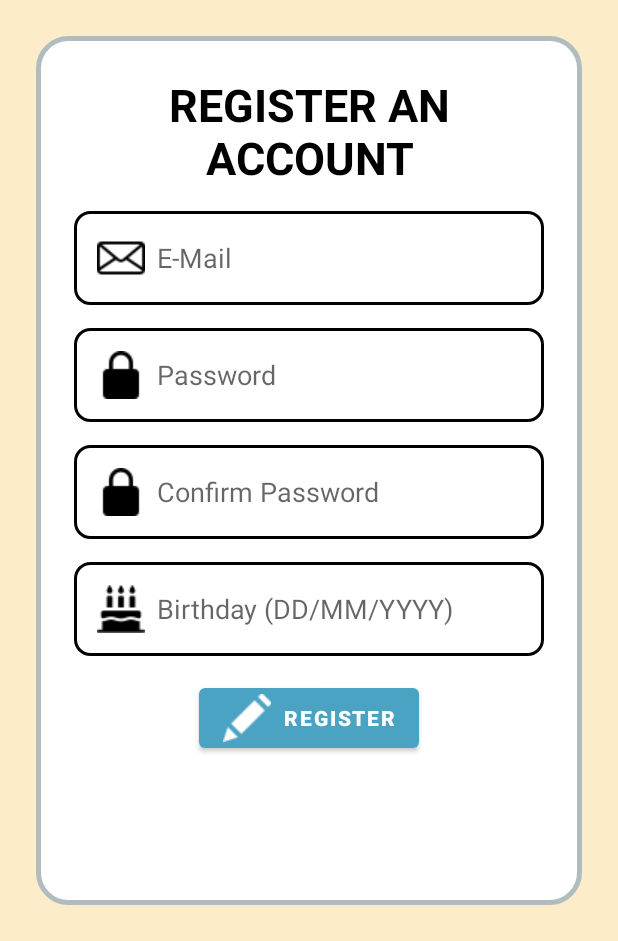
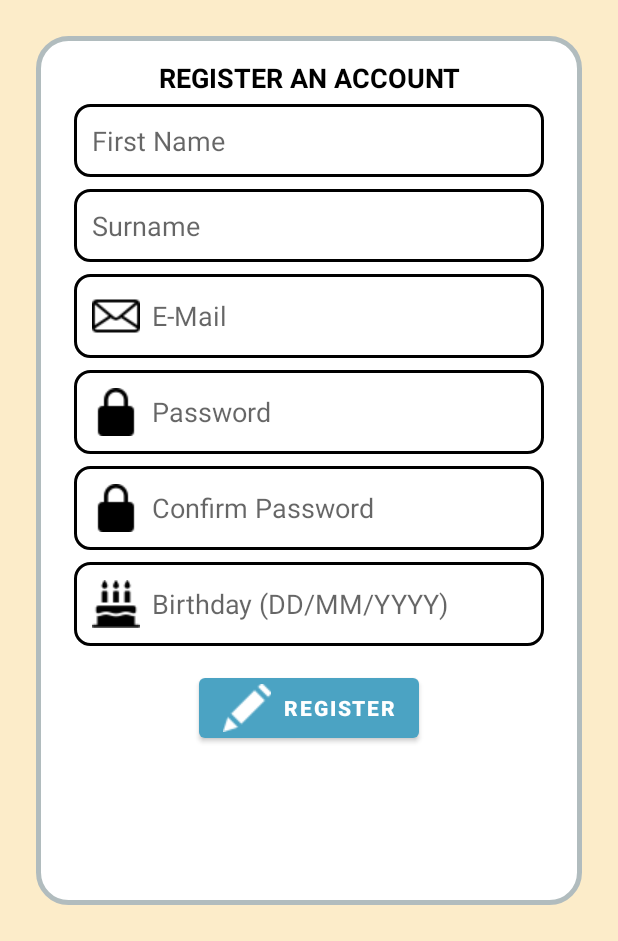
Before and after one commit to CaitlinODowd/infs3605-to-the-moon, an Android app: the RegisterActivity screen opened directly, with no data from a screen before it, after a tap on "REGISTER", on a phone screen of 412 x 824 dp, the part 295-1236 px from its top. Run offline under Robolectric (Android 15) with nearby library versions, the phone set to English and light mode, and no system bars; our stand-ins replace Volley; network calls fail; Roboto replaces fonts that are not available here.

Commit message:
Updated RegisterActivity Updated Registration on Web App

```diff
--- a/app/src/main/AndroidManifest.xml
+++ b/app/src/main/AndroidManifest.xml
@@ -9,6 +9,7 @@
         android:allowBackup="true"
         android:icon="@mipmap/ic_launcher"
         android:label="@string/app_name"
+        android:usesCleartextTraffic="true"
         android:roundIcon="@mipmap/ic_launcher_round"
         android:supportsRtl="true"
         android:theme="@style/Theme.MainActivity">
--- a/app/src/main/java/com/infs3605/scrumlabs/LoginActivity.java
+++ b/app/src/main/java/com/infs3605/scrumlabs/LoginActivity.java
@@ -42,7 +42,7 @@ public class LoginActivity extends AppCompatActivity {
         bLogin.setOnClickListener(new View.OnClickListener() {
             @Override
             public void onClick(View v) {
-                if(false) {
+                if(true) {
                     loginUserOnline(etLoginEmail.getText().toString(), etLoginPassword.getText().toString());
                 } else {
                     loginUserOffline(etLoginEmail.getText().toString(), etLoginPassword.getText().toString());
--- a/app/src/main/java/com/infs3605/scrumlabs/RegisterActivity.java
+++ b/app/src/main/java/com/infs3605/scrumlabs/RegisterActivity.java
@@ -22,7 +22,7 @@ import org.json.JSONObject;
 public class RegisterActivity extends AppCompatActivity {
 
     Button bRegister;
-    EditText etRegisterEmail, etRegisterPassword, etRegisterConfirmPassword, etdRegisterDate;
+    EditText etRegisterEmail, etRegisterPassword, etRegisterConfirmPassword, etdRegisterDate, etRegisterFirstName, etRegisterLastName;
 
     @Override
     protected void onCreate(Bundle savedInstanceState) {
@@ -30,6 +30,8 @@ public class RegisterActivity extends AppCompatActivity {
         setContentView(R.layout.activity_register);
 
         bRegister = findViewById(R.id.bRegister);
+        etRegisterFirstName = findViewById(R.id.etRegisterFirstName);
+        etRegisterLastName = findViewById(R.id.etRegisterLastName);
         etRegisterEmail = findViewById(R.id.etRegisterEmail);
         etRegisterPassword = findViewById(R.id.etRegisterPassword);
         etRegisterConfirmPassword = findViewById(R.id.etRegisterConfirmPassword);
@@ -38,7 +40,7 @@ public class RegisterActivity extends AppCompatActivity {
         bRegister.setOnClickListener(new View.OnClickListener() {
             @Override
             public void onClick(View v) {
-                registerUser(etRegisterEmail.getText().toString(), etRegisterPassword.getText().toString(), etRegisterConfirmPassword.getText().toString(), etdRegisterDate.getText().toString());
+                registerUser(etRegisterEmail.getText().toString(), etRegisterPassword.getText().toString(), etRegisterConfirmPassword.getText().toString(), etdRegisterDate.getText().toString(), etRegisterFirstName.getText().toString(), etRegisterLastName.getText().toString());
             }
         });
     }
@@ -98,7 +100,7 @@ public class RegisterActivity extends AppCompatActivity {
         }
     };
 
-    private void registerUser(String email, String password, String confirmPassword, String DOB) {
+    private void registerUser(String email, String password, String confirmPassword, String DOB, String firstName, String lastName) {
         String postUrl = getString(R.string.eSeniorsRegisterUrl);
         RequestQueue requestQueue = Volley.newRequestQueue(getApplicationContext());
 
@@ -108,6 +110,8 @@ public class RegisterActivity extends AppCompatActivity {
             postData.put("password", password);
             postData.put("confirmPassword", confirmPassword);
             postData.put("DOB", DOB);
+            postData.put("firstName", firstName);
+            postData.put("lastName", lastName);
 
         } catch (JSONException e) {
             e.printStackTrace();
--- a/app/src/main/res/layout/activity_register.xml
+++ b/app/src/main/res/layout/activity_register.xml
@@ -61,63 +61,87 @@
             android:layout_width="wrap_content"
             android:layout_height="wrap_content"
             android:layout_gravity="center"
-            android:layout_margin="15dp"
+            android:layout_margin="5dp"
             android:gravity="center"
             android:text="REGISTER AN ACCOUNT"
             android:textColor="@color/black"
-            android:textSize="30sp"
+            android:textSize="18sp"
             android:textStyle="bold" />
+
+        <EditText
+            android:id="@+id/etRegisterFirstName"
+            android:layout_width="match_parent"
+            android:layout_height="wrap_content"
+            android:background="@drawable/rounded_input_bg"
+            android:drawablePadding="8dp"
+            android:ems="10"
+            android:hint="First Name"
+            android:inputType="textPersonName"
+            android:padding="12dp" />
+
+        <EditText
+            android:id="@+id/etRegisterLastName"
+            android:layout_width="match_parent"
+            android:layout_height="wrap_content"
+            android:layout_marginTop="8dp"
+            android:background="@drawable/rounded_input_bg"
+            android:drawablePadding="8dp"
+            android:ems="10"
+            android:hint="Surname"
+            android:inputType="textPersonName"
+            android:padding="12dp" />
 
         <EditText
             android:id="@+id/etRegisterEmail"
             android:layout_width="match_parent"
             android:layout_height="wrap_content"
+            android:layout_marginTop="8dp"
             android:background="@drawable/rounded_input_bg"
             android:drawableLeft="@drawable/email32"
             android:drawablePadding="8dp"
             android:ems="10"
             android:hint="E-Mail"
             android:inputType="textPersonName"
-            android:padding="15dp" />
+            android:padding="12dp" />
 
         <EditText
             android:id="@+id/etRegisterPassword"
             android:layout_width="match_parent"
             android:layout_height="wrap_content"
-            android:layout_marginTop="15dp"
+            android:layout_marginTop="8dp"
             android:background="@drawable/rounded_input_bg"
             android:drawableLeft="@drawable/lock32"
             android:drawablePadding="8dp"
             android:ems="10"
             android:hint="Password"
             android:inputType="textPassword"
-            android:padding="15dp" />
+            android:padding="12dp" />
 
         <EditText
             android:id="@+id/etRegisterConfirmPassword"
             android:layout_width="match_parent"
             android:layout_height="wrap_content"
-            android:layout_marginTop="15dp"
+            android:layout_marginTop="8dp"
             android:background="@drawable/rounded_input_bg"
             android:drawableLeft="@drawable/lock32"
             android:drawablePadding="8dp"
             android:ems="10"
             android:hint="Confirm Password"
             android:inputType="textPassword"
-            android:padding="15dp" />
+            android:padding="12dp" />
 
         <EditText
             android:id="@+id/etdRegisterDate"
             android:layout_width="match_parent"
             android:layout_height="wrap_content"
-            android:layout_marginTop="15dp"
+            android:layout_marginTop="8dp"
             android:background="@drawable/rounded_input_bg"
             android:drawableLeft="@drawable/birthday32"
             android:drawablePadding="8dp"
             android:ems="10"
             android:hint="Birthday (DD/MM/YYYY)"
             android:inputType="date"
-            android:padding="15dp"
+            android:padding="12dp"
             android:textSize="18sp" />
 
         <Button
```
Also changed, not shown: 4 other files.
